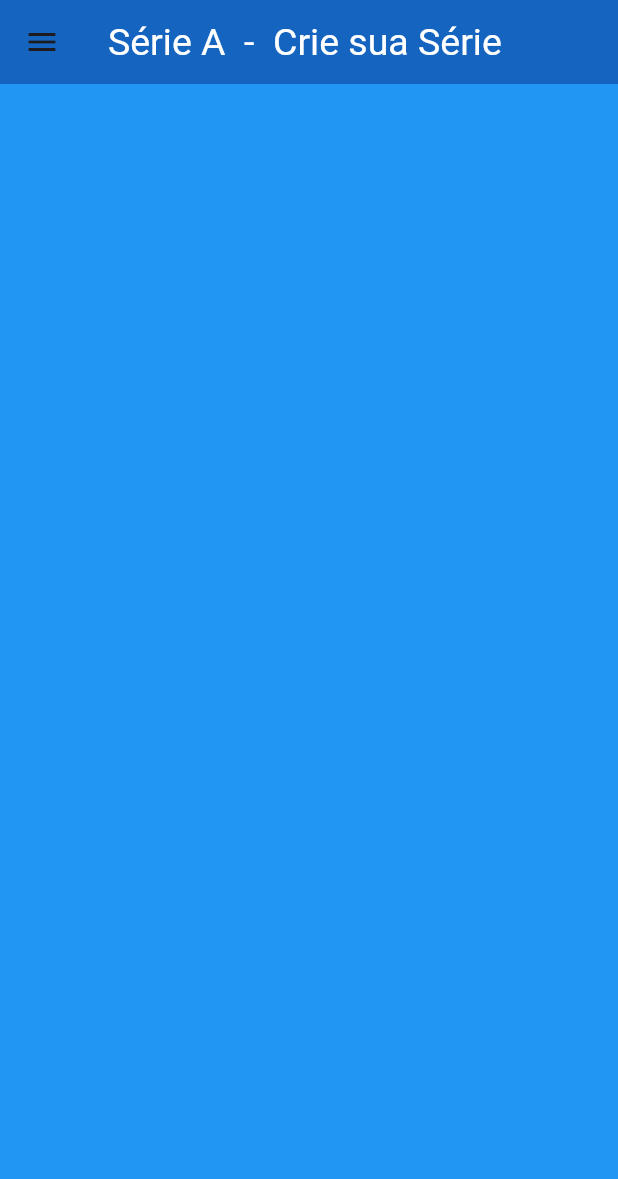
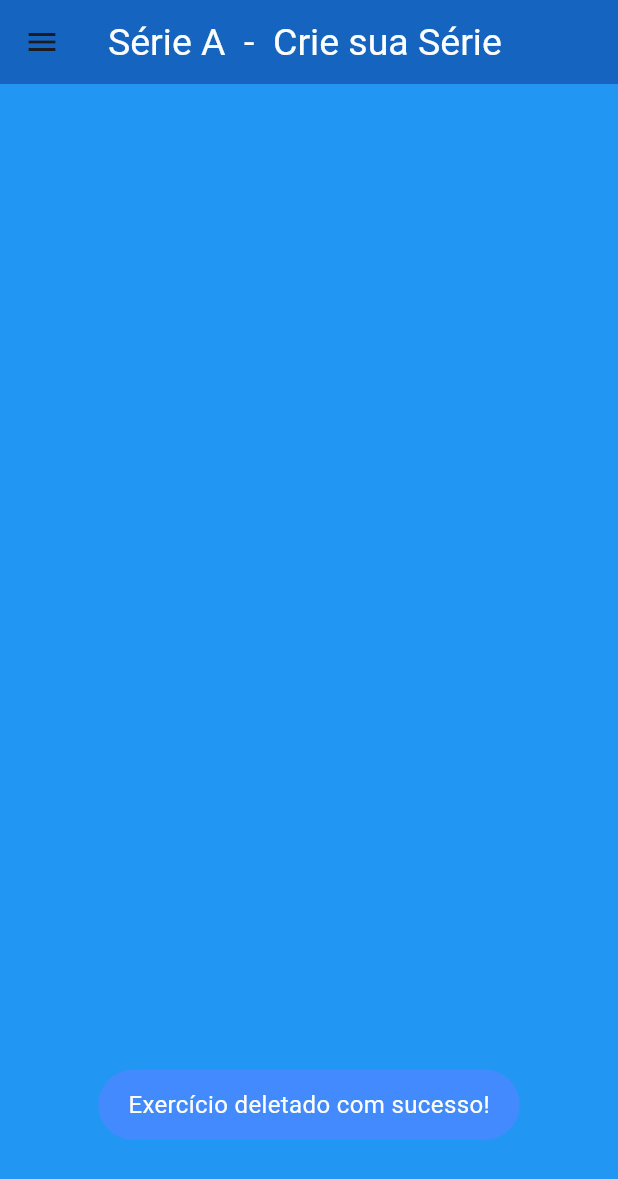
Before and after one commit to lorran123lorran/projeto-fluter-exercicios-rest-api, a Flutter app: the DetailsScreen screen opened directly with empty values, after a tap on the "delete" icon, on a phone screen of 412 x 824 dp. Shown: the top 1179 px of the screen. Run offline on Flutter 3.47's test engine with Material 3 defaults, Android fonts, the phone set to English and light mode, and no system bars; our stand-ins replace fluttertoast.

Commit message:
Entrega Versão final 1.2

```diff
--- a/lib/screens/details_screen.dart
+++ b/lib/screens/details_screen.dart
@@ -3,6 +3,7 @@ import 'package:provider/provider.dart';
 import '../models/exercicio.dart';
 import '../providers/exerc_provider.dart';
 import '../routes.dart';
+import 'package:fluttertoast/fluttertoast.dart';
 
 class DetailsScreen extends StatefulWidget {
   DetailsScreen({super.key});
@@ -60,6 +61,15 @@ class _DetailsScreenState extends State<DetailsScreen> {
                   onPressed: () {
                     exercProvider.deleteExerc(exerc);
 
+                    Fluttertoast.showToast(
+                        msg: "Exercício deletado com sucesso!",
+                        toastLength: Toast.LENGTH_SHORT,
+                        gravity: ToastGravity.BOTTOM,
+                        timeInSecForIosWeb: 1,
+                        backgroundColor: Colors.blueAccent,
+                        textColor: Colors.white,
+                        fontSize: 16.0
+                    );
                     Navigator.pushNamed(context, Routes.SERIEA);
                   },
                   icon: const Icon(
--- a/lib/screens/form_screen.dart
+++ b/lib/screens/form_screen.dart
@@ -1,5 +1,6 @@
 import 'package:flutter/material.dart';
 import '../componentes/exercicio_form.dart';
+
 
 class FormScreen extends StatelessWidget {
   const FormScreen({super.key});
@@ -8,7 +9,7 @@ class FormScreen extends StatelessWidget {
   Widget build(BuildContext context) {
     return Scaffold(
       appBar: AppBar(
-        title: Text('Cadastre sua Série'),
+        title: const Text('Cadastre sua Série'),
       ),
       body: Column(
         crossAxisAlignment: CrossAxisAlignment.center,
--- a/pubspec.yaml
+++ b/pubspec.yaml
@@ -44,6 +44,8 @@ dev_dependencies:
     sdk: flutter
 
   flutter_switch: ^0.3.2
+
+  fluttertoast: ^8.2.5
 
   # The "flutter_lints" package below contains a set of recommended lints to
   # encourage good coding practices. The lint set provided by the package is
```
Also changed, not shown: lib/componentes/exercicio_form.dart (+11 -0 lines), lib/componentes/exercicio_form_edit.dart (+13 -2 lines), lib/screens/signin_screen.dart (+35 -5 lines), lib/screens/signup_screen.dart (+19 -1 lines), pubspec.lock.
